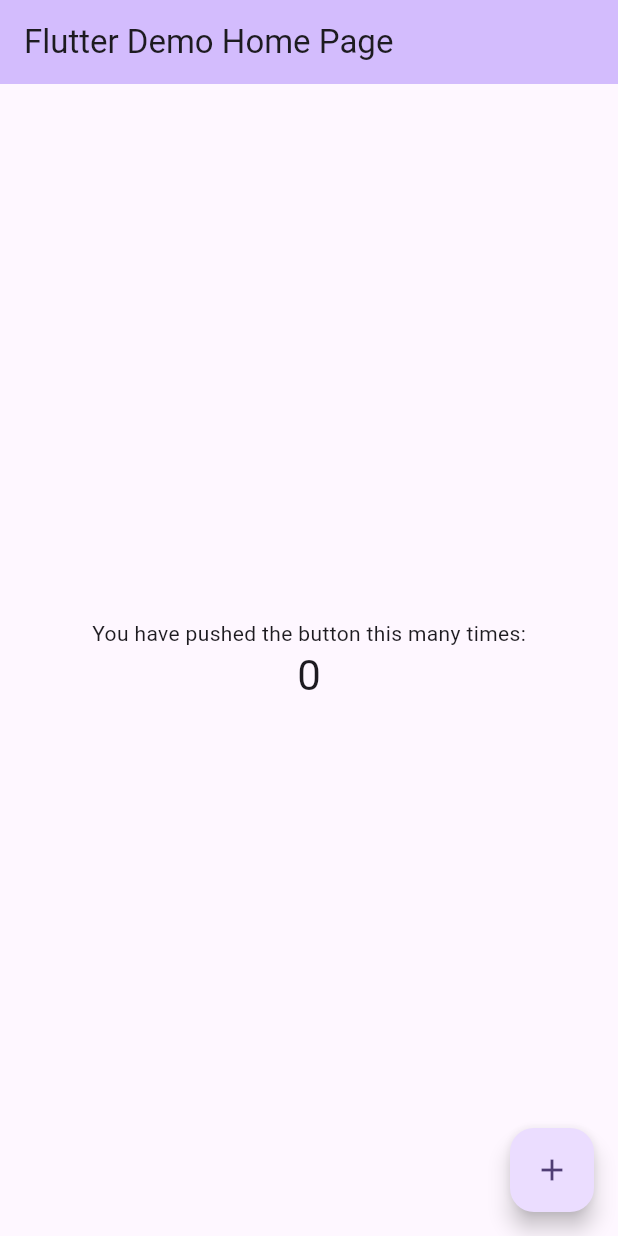
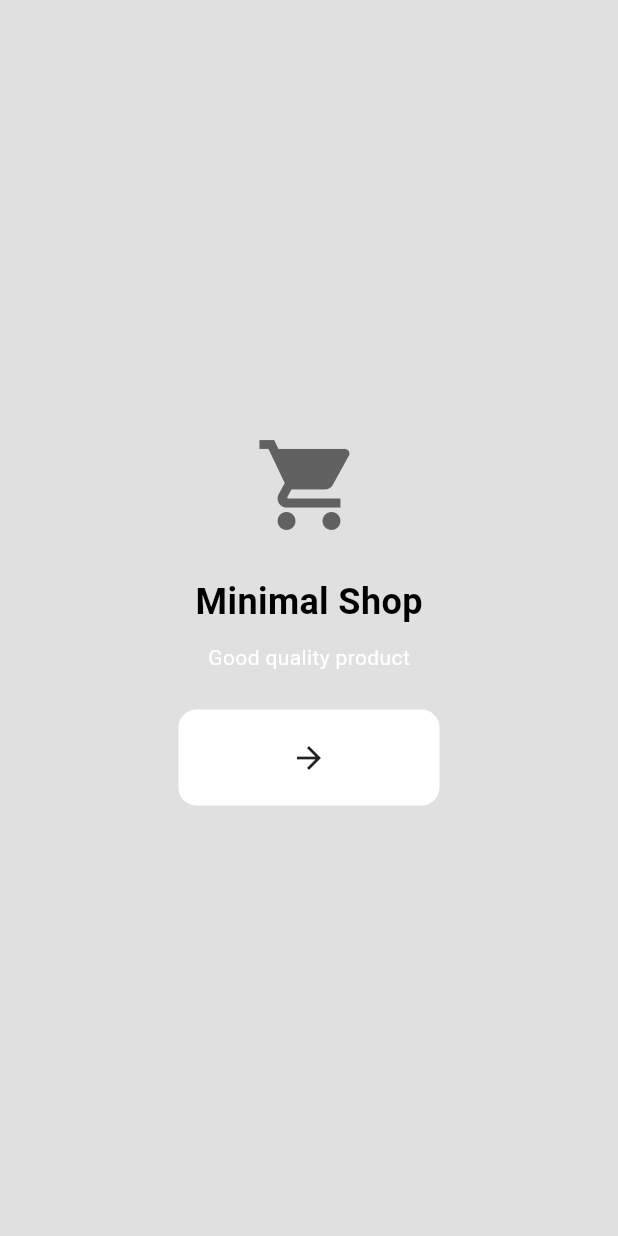
Before and after one commit to Dipayan23/E_comerce_app, a Flutter app: the screen it shows after launch, on a phone screen of 412 x 824 dp. Run offline on Flutter 3.47's test engine with Material 3 defaults, Android fonts, the phone set to English and light mode, and no system bars.

Commit message:
Fully Done

```diff
--- a/analysis_options.yaml
+++ b/analysis_options.yaml
@@ -7,7 +7,7 @@
 
 # The following line activates a set of recommended lints for Flutter apps,
 # packages, and plugins designed to encourage good coding practices.
-include: package:flutter_lints/flutter.yaml
+#include: package:flutter_lints/flutter.yaml
 
 linter:
   # The lint rules applied to this project can be customized in the
--- /dev/null
+++ b/lib/Models/product.dart
@@ -0,0 +1,12 @@
+class product {
+  String name;
+  String description;
+  //String imagePath;
+  int price;
+  product({
+    required this.name,
+    required this.description,
+    //required this.imagePath,
+    required this.price,
+  });
+}
--- /dev/null
+++ b/lib/Models/shop.dart
@@ -0,0 +1,50 @@
+import 'package:flutter/material.dart';
+
+import 'product.dart';
+
+class Shop extends ChangeNotifier{
+  //shop items
+  // ignore: unused_field
+  final List<product> _shop = [
+    product(
+      name: "Product 1",
+      description: "Description 1",
+      price: 100,
+    ),
+    product(
+      name: "Product 2",
+      description: "Description 2",
+      price: 200,
+    ),
+    product(
+      name: "Product 3",
+      description: "Description 3",
+      price: 300,
+    ),
+    product(
+      name: "Product 4",
+      description: "Description 4",
+      price: 400,
+    ),
+  ];
+  //user cart items
+  // ignore: unused_field
+  List<product> _cart=[
+
+  ];
+  //get product list
+  List<product> get shop => _shop;
+
+  //get cart list
+  List<product> get cart => _cart;
+  //add item
+  void addToCart(product item){
+    _cart.add(item);
+    notifyListeners();
+  }
+  //remove item
+  void removeFromCart(product item){
+    _cart.remove(item);
+    notifyListeners();
+  }
+}
--- /dev/null
+++ b/lib/Pages/Shop_Page.dart
@@ -0,0 +1,54 @@
+import 'package:flutter/material.dart';
+import 'package:my_shop/Models/shop.dart';
+import 'package:my_shop/components/my_drawer.dart';
+import 'package:my_shop/components/my_product_tile.dart';
+import 'package:provider/provider.dart';
+
+
+class shop_page extends StatelessWidget {
+  const shop_page({super.key});
+
+  @override
+  Widget build(BuildContext context) {
+    //acess products
+    // ignore: unused_local_variable
+    final my_product = context.watch<Shop>().shop;
+
+    return Scaffold(
+      backgroundColor: Theme.of(context).colorScheme.background,
+      appBar: AppBar(
+        backgroundColor: Colors.transparent,
+        elevation: 0,
+        foregroundColor: Theme.of(context).colorScheme.inversePrimary,
+        title: Text("Shop Page"),
+      ),
+      drawer: my_drawer(),
+      body: ListView(
+        children: [
+          Center(
+            child: Text(
+              "Pick from a selected list of premium product",
+              style: TextStyle(
+                color: Theme.of(context).colorScheme.inversePrimary
+              ),
+            ),
+          ),
+          SizedBox(height: 25,),
+          SizedBox(
+            height: 550,
+            child: ListView.builder(
+              scrollDirection: Axis.horizontal,
+              itemCount: my_product.length,
+              itemBuilder: (context, index) {
+                final product = my_product[index];
+                return My_product_tile(my_product: product);
+              },
+            ),
+          ),
+          SizedBox(height: 20,),
+
+        ],
+      ),
+    );
+  }
+}
--- /dev/null
+++ b/lib/Pages/intro_page.dart
@@ -0,0 +1,53 @@
+import 'package:flutter/material.dart';
+import 'package:my_shop/components/myButton.dart';
+
+class intro_page extends StatelessWidget {
+  const intro_page({super.key});
+
+  @override
+  Widget build(BuildContext context) {
+    return Scaffold(
+      backgroundColor: Theme.of(context).colorScheme.background,
+      body: Center(
+        child: Column(
+          mainAxisAlignment: MainAxisAlignment.center,
+          children: [
+            //Icon of our app
+            Icon(
+              Icons.shopping_cart,
+              size: 72,
+              color: Theme.of(context).colorScheme.inversePrimary,
+            ),
+            SizedBox(
+              height: 25,
+            ),
+            //Name and title
+            Text(
+              "Minimal Shop",
+              style: TextStyle(
+                fontWeight: FontWeight.bold,
+                fontSize: 24,
+              ),
+            ),
+            SizedBox(
+              height: 10,
+            ),
+            Text(
+              "Good quality product",
+              style: TextStyle(color: Theme.of(context).colorScheme.secondary),
+            ),
+            SizedBox(
+              height: 25,
+            ),
+            my_button(
+              ontap: () {
+                Navigator.pushNamed(context, '/shop_page');
+              },
+              child: Icon(Icons.arrow_forward),
+            )
+          ],
+        ),
+      ),
+    );
+  }
+}
--- /dev/null
+++ b/lib/components/myButton.dart
@@ -0,0 +1,24 @@
+import 'package:flutter/material.dart';
+
+// ignore: must_be_immutable
+class my_button extends StatelessWidget {
+  void Function()? ontap;
+  Widget child;
+  my_button({super.key,required this.ontap,required this.child});
+
+  @override
+  Widget build(BuildContext context) {
+    return GestureDetector(
+      onTap: ontap,
+      child: Container(
+        decoration: BoxDecoration(
+          color: Theme.of(context).colorScheme.secondary,
+          borderRadius: BorderRadius.circular(12),
+
+        ),
+        padding: EdgeInsets.symmetric(horizontal: 75,vertical: 20),
+        child: child,
+      ),
+    );
+  }
+}
--- a/lib/main.dart
+++ b/lib/main.dart
@@ -1,125 +1,36 @@
+
+
 import 'package:flutter/material.dart';
+import 'package:my_shop/Models/shop.dart';
+import 'package:my_shop/Pages/Shop_Page.dart';
+import 'package:my_shop/Pages/cart_page.dart';
+import 'package:my_shop/Pages/intro_page.dart';
+import 'package:my_shop/themes/light_mode.dart';
+import 'package:provider/provider.dart';
 
 void main() {
-  runApp(const MyApp());
+  runApp(
+    ChangeNotifierProvider(
+      create: (context) => Shop(),
+      child: MyApp(),
+    ),
+  );
 }
 
 class MyApp extends StatelessWidget {
   const MyApp({super.key});
 
-  // This widget is the root of your application.
   @override
   Widget build(BuildContext context) {
     return MaterialApp(
-      title: 'Flutter Demo',
-      theme: ThemeData(
-        // This is the theme of your application.
-        //
-        // TRY THIS: Try running your application with "flutter run". You'll see
-        // the application has a purple toolbar. Then, without quitting the app,
-        // try changing the seedColor in the colorScheme below to Colors.green
-        // and then invoke "hot reload" (save your changes or press the "hot
-        // reload" button in a Flutter-supported IDE, or press "r" if you used
-        // the command line to start the app).
-        //
-        // Notice that the counter didn't reset back to zero; the application
-        // state is not lost during the reload. To reset the state, use hot
-        // restart instead.
-        //
-        // This works for code too, not just values: Most code changes can be
-        // tested with just a hot reload.
-        colorScheme: ColorScheme.fromSeed(seedColor: Colors.deepPurple),
-        useMaterial3: true,
-      ),
-      home: const MyHomePage(title: 'Flutter Demo Home Page'),
+      theme: lightmode,
+      debugShowCheckedModeBanner: false,
+      home: intro_page(),
+      routes: {
+        '/intro_page': (context) => intro_page(),
+        '/shop_page': (context) => shop_page(),
+        '/cart_page': (context) => cart_page(),
+      },
     );
   }
 }
-
-class MyHomePage extends StatefulWidget {
-  const MyHomePage({super.key, required this.title});
-
-  // This widget is the home page of your application. It is stateful, meaning
-  // that it has a State object (defined below) that contains fields that affect
-  // how it looks.
-
-  // This class is the configuration for the state. It holds the values (in this
-  // case the title) provided by the parent (in this case the App widget) and
-  // used by the build method of the State. Fields in a Widget subclass are
-  // always marked "final".
-
-  final String title;
-
-  @override
-  State<MyHomePage> createState() => _MyHomePageState();
-}
-
-class _MyHomePageState extends State<MyHomePage> {
-  int _counter = 0;
-
-  void _incrementCounter() {
-    setState(() {
-      // This call to setState tells the Flutter framework that something has
-      // changed in this State, which causes it to rerun the build method below
-      // so that the display can reflect the updated values. If we changed
-      // _counter without calling setState(), then the build method would not be
-      // called again, and so nothing would appear to happen.
-      _counter++;
-    });
-  }
-
-  @override
-  Widget build(BuildContext context) {
-    // This method is rerun every time setState is called, for instance as done
-    // by the _incrementCounter method above.
-    //
-    // The Flutter framework has been optimized to make rerunning build methods
-    // fast, so that you can just rebuild anything that needs updating rather
-    // than having to individually change instances of widgets.
-    return Scaffold(
-      appBar: AppBar(
-        // TRY THIS: Try changing the color here to a specific color (to
-        // Colors.amber, perhaps?) and trigger a hot reload to see the AppBar
-        // change color while the other colors stay the same.
-        backgroundColor: Theme.of(context).colorScheme.inversePrimary,
-        // Here we take the value from the MyHomePage object that was created by
-        // the App.build method, and use it to set our appbar title.
-        title: Text(widget.title),
-      ),
-      body: Center(
-        // Center is a layout widget. It takes a single child and positions it
-        // in the middle of the parent.
-        child: Column(
-          // Column is also a layout widget. It takes a list of children and
-          // arranges them vertically. By default, it sizes itself to fit its
-          // children horizontally, and tries to be as tall as its parent.
-          //
-          // Column has various properties to control how it sizes itself and
-          // how it positions its children. Here we use mainAxisAlignment to
-          // center the children vertically; the main axis here is the vertical
-          // axis because Columns are vertical (the cross axis would be
-          // horizontal).
-          //
-          // TRY THIS: Invoke "debug painting" (choose the "Toggle Debug Paint"
-          // action in the IDE, or press "p" in the console), to see the
-          // wireframe for each widget.
-          mainAxisAlignment: MainAxisAlignment.center,
-          children: <Widget>[
-            const Text(
-              'You have pushed the button this many times:',
-            ),
-            Text(
-              '$_counter',
-              style: Theme.of(context).textTheme.headlineMedium,
-            ),
-          ],
-        ),
-      ),
-      floatingActionButton: FloatingActionButton(
-        onPressed: _incrementCounter,
-        tooltip: 'Increment',
-        child: const Icon(Icons.add),
-      ), // This trailing comma makes auto-formatting nicer for build methods.
-    );
-  }
-}
--- /dev/null
+++ b/lib/themes/light_mode.dart
@@ -0,0 +1,10 @@
+import 'package:flutter/material.dart';
+
+ThemeData lightmode = ThemeData(
+  colorScheme: ColorScheme.light(
+    background: Colors.grey.shade300,
+    primary: Colors.grey.shade200,
+    secondary: Colors.white,
+    inversePrimary: Colors.grey.shade700,
+  ),
+);
--- a/pubspec.yaml
+++ b/pubspec.yaml
@@ -35,6 +35,7 @@ dependencies:
   # The following adds the Cupertino Icons font to your application.
   # Use with the CupertinoIcons class for iOS style icons.
   cupertino_icons: ^1.0.6
+  provider: ^6.1.2
 
 dev_dependencies:
   flutter_test:
```
Also changed, not shown: lib/Pages/cart_page.dart (added, +102 -0 lines), lib/components/my_drawer.dart (added, +47 -0 lines), lib/components/my_drawer_list.dart (added, +30 -0 lines), lib/components/my_product_tile.dart (added, +111 -0 lines), pubspec.lock, 1 other file.
